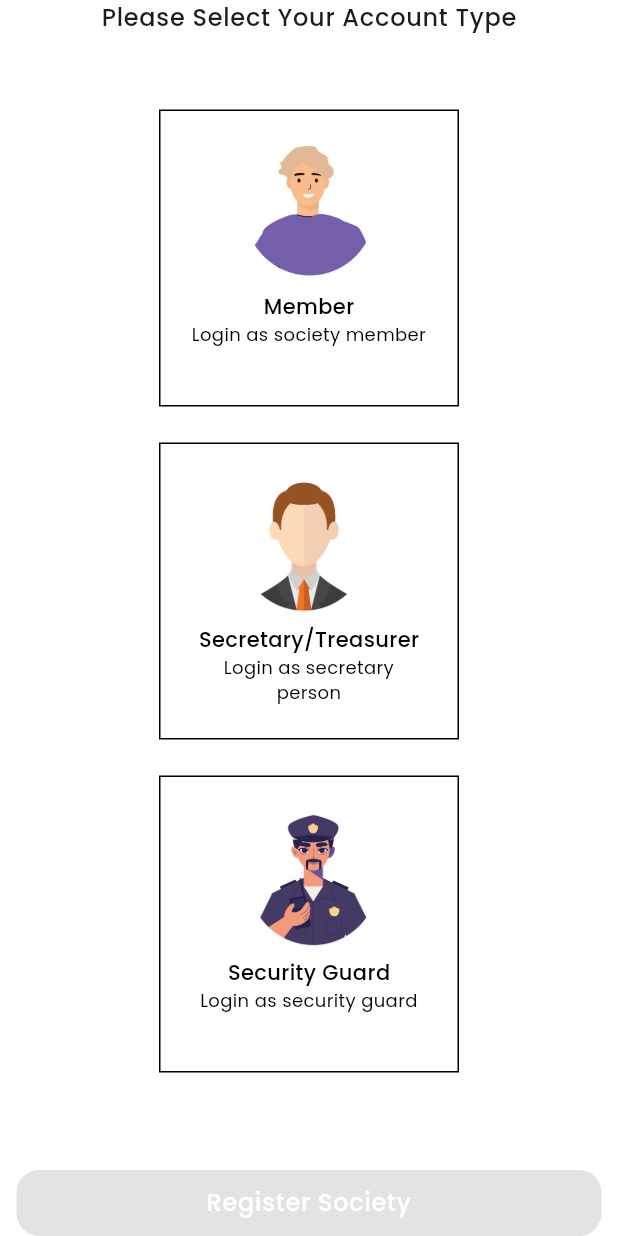
After one commit to Rathod-Kuldeepsingh/flexihome, a Flutter app: the AccountTypeSelectionScreen screen opened by its route, on a phone screen of 412 x 824 dp. The commit adds this screen. Run offline on Flutter 3.47's test engine with Material 3 defaults, Android fonts, the phone set to English and light mode, and no system bars; our stand-ins replace google_fonts.

Commit message:
onboarding page and authentication

```diff
--- /dev/null
+++ b/lib/Design/Authentication/account_type_selection_screen.dart
@@ -0,0 +1,199 @@
+// ignore_for_file: deprecated_member_use
+
+import 'package:flexihome/Design/Authentication/login.dart';
+import 'package:flutter/foundation.dart';
+import 'package:flutter/material.dart';
+import 'package:google_fonts/google_fonts.dart';
+
+class AccountTypeSelectionScreen extends StatefulWidget {
+  const AccountTypeSelectionScreen({super.key});
+
+  @override
+  State<AccountTypeSelectionScreen> createState() =>
+      _AccountTypeSelectionScreenState();
+}
+
+class _AccountTypeSelectionScreenState
+    extends State<AccountTypeSelectionScreen> {
+  String? selectedAccountType;
+  @override
+  Widget build(BuildContext context) {
+    return Scaffold(
+      backgroundColor: Colors.white,
+      body: SafeArea(
+        child: Column(
+          crossAxisAlignment: CrossAxisAlignment.center,
+          children: [
+            Center(
+              child: Text(
+                'Please Select Your Account Type',
+                style: GoogleFonts.poppins(
+                  textStyle: TextStyle(
+                    fontSize: 16,
+                    fontWeight: FontWeight.w500,
+                    letterSpacing: 0.5,
+                  ),
+                ),
+              ),
+            ),
+            SizedBox(height: 50),
+            Expanded(
+              child: ListView(
+                children: [
+                  AccountTypeCard(
+                    imagePath: "assets/avtar1.png",
+                    title: "Member",
+                    subtitle: "Login as society member",
+                    isSelected: selectedAccountType == "member",
+                    onTap: () {
+                      setState(() {
+                        selectedAccountType = "member";
+                      });
+                    },
+                  ),
+                  SizedBox(height: 24),
+                  AccountTypeCard(
+                    imagePath: "assets/avtar3.png",
+                    isSelected: selectedAccountType == "secretary",
+                    title: "Secretary/Treasurer",
+                    subtitle: "Login as secretary person",
+                    onTap: () {
+                      setState(() {
+                        selectedAccountType = "secretary";
+                      });
+                    },
+                  ),
+                  SizedBox(height: 24),
+                  AccountTypeCard(
+                    imagePath: "assets/avtar2.png",
+                    title: "Security Guard",
+                    isSelected: selectedAccountType == "guard",
+                    subtitle: "Login as security guard",
+                    onTap: () {
+                      setState(() {
+                        selectedAccountType = "guard";
+                      });
+                    },
+                  ),
+                ],
+              ),
+            ),
+            SizedBox(
+              width: 390,
+              height: 44,
+              child: ElevatedButton(
+                style: ElevatedButton.styleFrom(
+                  backgroundColor: Color(0xFF407BFF),
+                  shape: RoundedRectangleBorder(
+                    borderRadius: BorderRadius.circular(15),
+                  ),
+                ),
+                onPressed: selectedAccountType == null
+                    ? null
+                    : () {
+                        if (kDebugMode) {
+                          print("Selected: $selectedAccountType");
+                        }
+                        Navigator.pushReplacement(context, MaterialPageRoute(builder:(_)=>  LoginScreen()));
+                      },
+                child: Text(
+                  "Register Society",
+                  textAlign: TextAlign.center,
+                  style: GoogleFonts.poppins(
+                    textStyle: TextStyle(
+                      color: Colors.white,
+                      fontSize: 16,
+                      fontWeight: FontWeight.w500,
+                      letterSpacing: 0.5,
+                    ),
+                  ),
+                ),
+              ),
+            ),
+          ],
+        ),
+      ),
+    );
+  }
+}
+
+class AccountTypeCard extends StatelessWidget {
+  final String imagePath;
+  final String title;
+  final String subtitle;
+  final bool isSelected;
+  final VoidCallback? onTap;
+
+  const AccountTypeCard({
+    super.key,
+    required this.imagePath,
+    required this.isSelected,
+    required this.title,
+    required this.subtitle,
+    this.onTap,
+  });
+
+  @override
+  Widget build(BuildContext context) {
+    return Center(
+      child: SizedBox(
+        width: 200,
+        height: 198,
+        child: GestureDetector(
+          onTap: onTap,
+          child: Container(
+            decoration: BoxDecoration(
+              border: Border.all(
+                color: isSelected ? Color(0xFF407BFF) : Colors.black,
+              ),
+              color: isSelected
+                  ? Color(0xFF407BFF).withOpacity(0.05)
+                  : Colors.white,
+            ),
+            child: Padding(
+              padding: const EdgeInsets.all(20),
+              child: Column(
+                children: [
+                  CircleAvatar(
+                    radius: 50,
+                    backgroundColor: Colors.grey.shade200,
+                    child: ClipOval(
+                      child: Image.asset(
+                        imagePath,
+                        width: 100,
+                        height: 124,
+                        fit: BoxFit.cover,
+                      ),
+                    ),
+                  ),
+                  Text(
+                    title,
+                    style: GoogleFonts.poppins(
+                      textStyle: TextStyle(
+                        fontSize: 14,
+                        fontWeight: FontWeight.w500,
+                        color: Colors.black,
+                      ),
+                    ),
+                  ),
+
+                  Text(
+                    subtitle,
+                    textAlign: TextAlign.center,
+                    style: GoogleFonts.poppins(
+                      textStyle: TextStyle(
+                        fontSize: 12,
+                        fontWeight: FontWeight.w400,
+                        color: Colors.black,
+                      ),
+                    ),
+                  ),
+                ],
+              ),
+            ),
+          ),
+        ),
+      ),
+    );
+  }
+}
```
Also changed, not shown: lib/Design/Authentication/login.dart (+220 -0 lines), lib/Design/Authentication/registration.dart (+198 -0 lines), lib/Design/OnboardingScreen/OnboardPage.dart (+58 -38 lines), lib/main.dart (+9 -1 lines), assets/Login.png (added), assets/avtar1.png (added), assets/avtar2.png (added), assets/avtar3.png (added), assets/image2.png (added), assets/image3.png (added), assets/image4.png (added).
